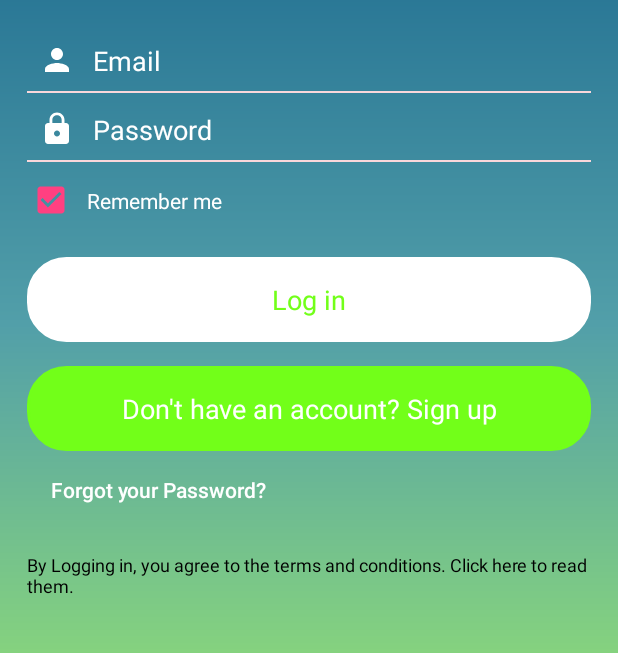
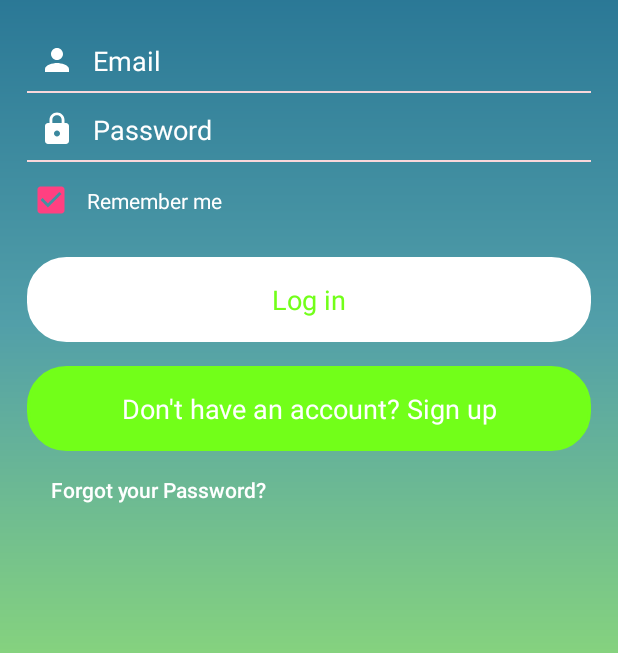
Before and after one commit to yiannisEfth/GitFit, an Android app: the LoginActivity screen opened directly, with no data from a screen before it, on a phone screen of 412 x 824 dp, the part 294-947 px from its top. Run offline under Robolectric (Android 15) with nearby library versions, the light colour scheme and no system bars; our stand-ins replace Firebase (no records; nobody signed in at launch, a user with empty details on screens opened directly).

Commit message:
removed tnc from login

```diff
--- a/app/src/main/java/com2027/killaz/kalorie/gitfit/LoginActivity.java
+++ b/app/src/main/java/com2027/killaz/kalorie/gitfit/LoginActivity.java
@@ -38,7 +38,6 @@ public class LoginActivity extends AppCompatActivity {
     private FirebaseAuth mAuth;
     private Button mLoginButton;
     private Button mSignUpButton;
-    private TextView tncText;
     private TextView mForgotPassword;
     private EditText mEditTextEmail;
     private EditText mEditTextPassword;
@@ -56,7 +55,6 @@ public class LoginActivity extends AppCompatActivity {
         mAuth = FirebaseAuth.getInstance();
         mLoginButton = (Button) findViewById(R.id.loginButton);
         mSignUpButton = (Button) findViewById(R.id.signUpButton);
-        tncText = (TextView) findViewById(R.id.login_tnc);
         mForgotPassword = (TextView) findViewById(R.id.forgotPassView);
         mEditTextEmail = (EditText) findViewById(R.id.emailField);
         mEditTextPassword = (EditText) findViewById(R.id.passwordField);
@@ -75,7 +73,6 @@ public class LoginActivity extends AppCompatActivity {
         userLogin();
         forgotPasswordDialog();
         signUpActivity();
-        termsAndConditions();
     }
 
     /**
@@ -229,15 +226,4 @@ public class LoginActivity extends AppCompatActivity {
 
     }
 
-    // Setup listener for the terms and conditions text
-    private void termsAndConditions(){
-        tncText.setOnClickListener(new View.OnClickListener() {
-            @Override
-            public void onClick(View view) {
-                Intent tncIntent = new Intent(LoginActivity.this, TermsAndConditions.class);
-                startActivity(tncIntent);
-            }
-        });
-    }
-
 }
--- a/app/src/main/res/layout/activity_login.xml
+++ b/app/src/main/res/layout/activity_login.xml
@@ -131,14 +131,6 @@
                 android:textColor="#fff" />
 
 
-            <TextView
-                android:id="@+id/login_tnc"
-                android:layout_width="match_parent"
-                android:layout_height="wrap_content"
-                android:text="By Logging in, you agree to the terms and conditions. Click here to read them."
-                android:textColor="@android:color/black"
-                android:textSize="12sp" />
-
         </LinearLayout>
     </ScrollView>
 
```
